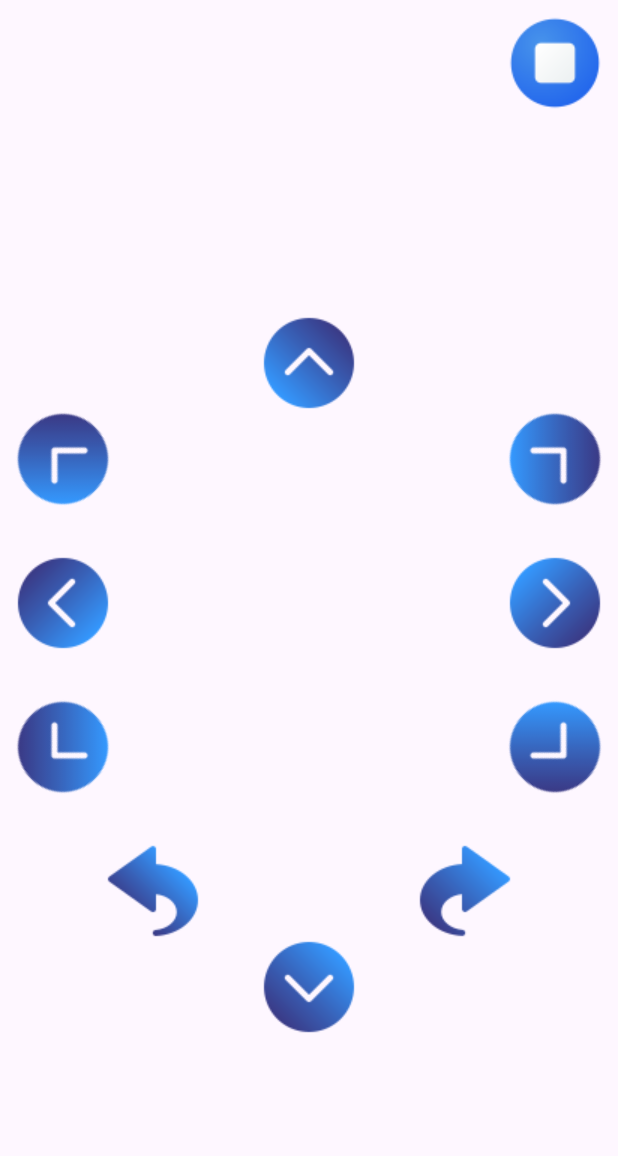
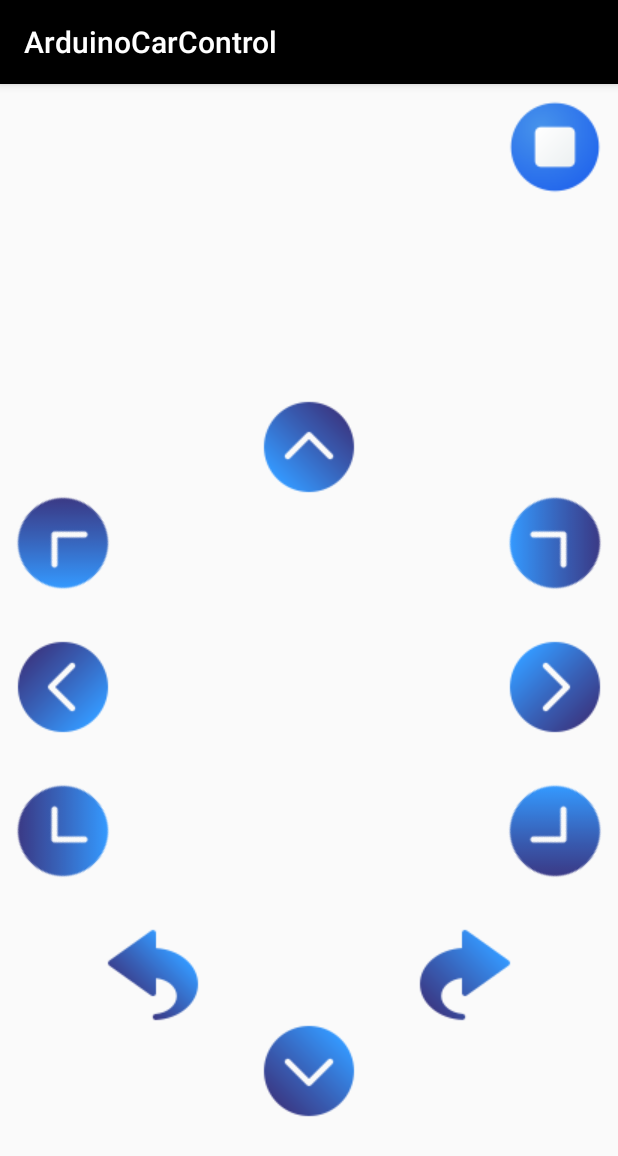
Before and after one commit to Dominik308/ArduinoCarControl, an Android app: the screen it shows after launch (MainActivity), on a phone screen of 412 x 824 dp. Shown: the top 1156 px of the screen. Run offline under Robolectric (Android 15) with nearby library versions, the phone set to English and light mode, and no system bars.

Commit message:
Changed layout settings

```diff
--- a/app/src/main/AndroidManifest.xml
+++ b/app/src/main/AndroidManifest.xml
@@ -19,7 +19,8 @@
         tools:targetApi="33">
         <activity
             android:name=".MainActivity"
-            android:exported="true">
+            android:exported="true"
+            android:screenOrientation="portrait">
             <intent-filter>
                 <action android:name="android.intent.action.MAIN" />
                 <category android:name="android.intent.category.LAUNCHER" />
--- a/app/src/main/res/values/themes.xml
+++ b/app/src/main/res/values/themes.xml
@@ -1,8 +1,11 @@
 <resources xmlns:tools="http://schemas.android.com/tools">
     <!-- Base application theme. -->
-    <style name="Base.Theme.ArduinoCarControl" parent="Theme.Material3.DayNight.NoActionBar">
+    <style name="Base.Theme.ArduinoCarControl" parent="Theme.AppCompat.Light.DarkActionBar">
         <!-- Customize your light theme here. -->
         <!-- <item name="colorPrimary">@color/my_light_primary</item> -->
+        <item name="colorPrimary">@color/black</item>
+        <item name="colorPrimaryDark">@color/black</item>
+        <item name="colorAccent">@color/black</item>
     </style>
 
     <style name="Theme.ArduinoCarControl" parent="Base.Theme.ArduinoCarControl" />
```
